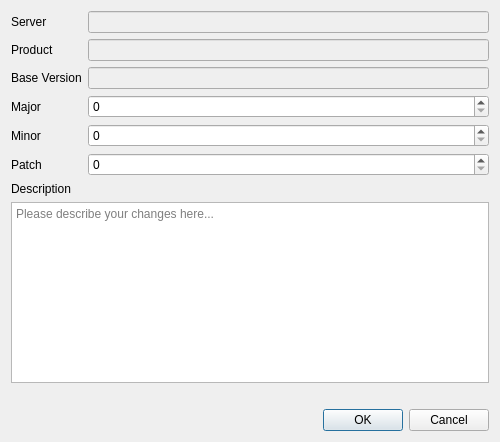
The window that qt/lc_qhubpushdialog.ui (ghackenberg/leocad) describes before a commit, drawn with Qt 5.
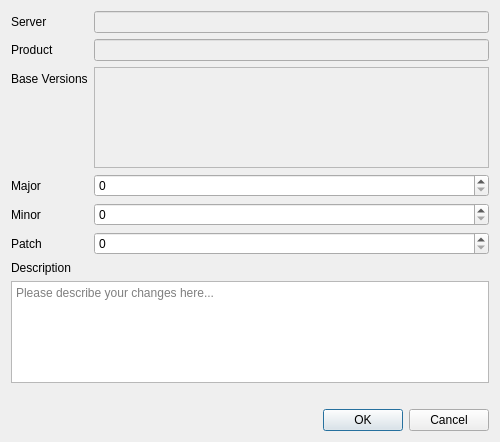
The same window after the commit.

Commit message: make it possible to define multiple base versions

What changed in the file:
```diff
--- a/qt/lc_qhubpushdialog.ui
+++ b/qt/lc_qhubpushdialog.ui
@@ -16,34 +16,34 @@
   <layout class="QVBoxLayout" name="verticalLayout">
    <item>
     <layout class="QFormLayout" name="formLayout">
-     <item row="3" column="0">
+     <item row="4" column="0">
       <widget class="QLabel" name="MajorLabel">
        <property name="text">
         <string>Major</string>
        </property>
       </widget>
      </item>
-     <item row="3" column="1">
+     <item row="4" column="1">
       <widget class="QSpinBox" name="MajorSpin"/>
      </item>
-     <item row="4" column="0">
+     <item row="5" column="0">
       <widget class="QLabel" name="MinorLabel">
        <property name="text">
         <string>Minor</string>
        </property>
       </widget>
      </item>
-     <item row="4" column="1">
+     <item row="5" column="1">
       <widget class="QSpinBox" name="MinorSpin"/>
      </item>
-     <item row="5" column="0">
+     <item row="6" column="0">
       <widget class="QLabel" name="PatchLabel">
        <property name="text">
         <string>Patch</string>
        </property>
       </widget>
      </item>
-     <item row="5" column="1">
+     <item row="6" column="1">
       <widget class="QSpinBox" name="PatchSpin"/>
      </item>
      <item row="1" column="0">
@@ -56,7 +56,7 @@
      <item row="2" column="0">
       <widget class="QLabel" name="BaseVersionLabel">
        <property name="text">
-        <string>Base Version</string>
+        <string>&lt;html&gt;&lt;head/&gt;&lt;body&gt;&lt;p&gt;Base Versions&lt;/p&gt;&lt;/body&gt;&lt;/html&gt;</string>
        </property>
       </widget>
      </item>
@@ -67,13 +67,6 @@
        </property>
       </widget>
      </item>
-     <item row="2" column="1">
-      <widget class="QLineEdit" name="BaseVersionEdit">
-       <property name="enabled">
-        <bool>false</bool>
-       </property>
-      </widget>
-     </item>
      <item row="0" column="0">
       <widget class="QLabel" name="HubLabel">
        <property name="text">
@@ -88,6 +81,13 @@
        </property>
       </widget>
      </item>
+     <item row="2" column="1">
+      <widget class="QListWidget" name="BaseVersionList">
+       <property name="enabled">
+        <bool>false</bool>
+       </property>
+      </widget>
+     </item>
     </layout>
    </item>
    <item>
```
The commit also changes 7 other files.
